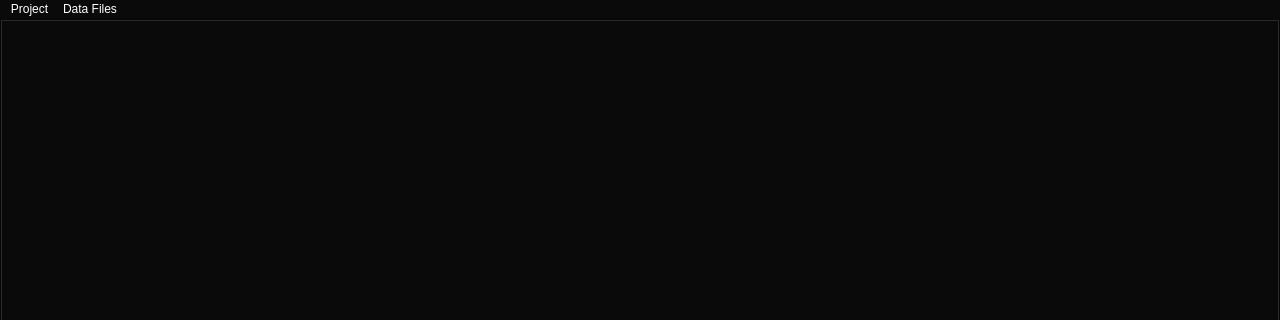
Before: the Qt Designer form Resources/main.ui in mahir1010/MuSeqPose, drawn with Qt 5; both pictures show x 0 to 1280 and y 0 to 320 of the 1280 by 750 pixel window.
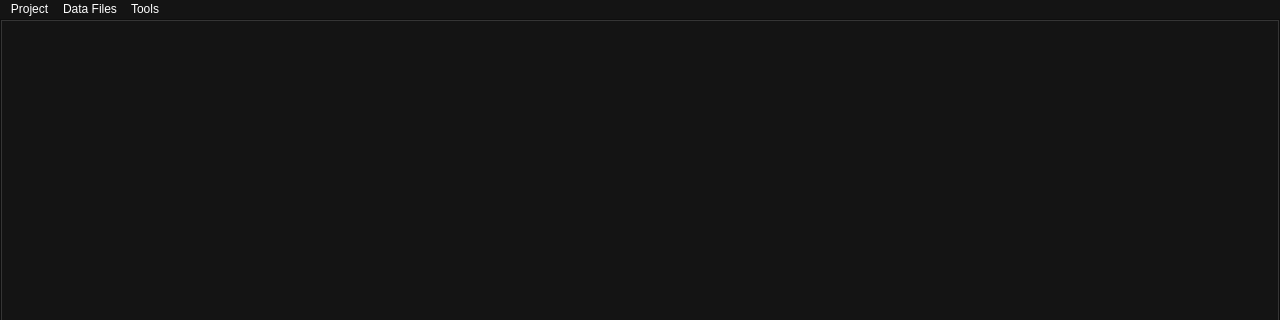
After: the same form once the commit is applied.

What changed in the file:
```diff
--- a/Resources/main.ui
+++ b/Resources/main.ui
@@ -20,7 +20,10 @@
   <property name="styleSheet">
    <string notr="true">QWidget{
 color:#FFF;
-	background-color: rgb(10,10,10);
+	background-color: rgb(20,20,20);
+}
+QWidget:disabled {
+color:#757575;
 }
 QLineEdit,QSlider, QScrollArea, QProgressBar,QSpinBox,QDoubleSpinBox{
 border:1px solid  rgb(40,40,40);
@@ -139,8 +142,25 @@
     <addaction name="actionSave"/>
     <addaction name="actionReload_Files"/>
    </widget>
+   <widget class="QMenu" name="menuTools">
+    <property name="title">
+     <string>Tools</string>
+    </property>
+    <widget class="QMenu" name="menuCalibration">
+     <property name="enabled">
+      <bool>true</bool>
+     </property>
+     <property name="title">
+      <string>Calibration</string>
+     </property>
+     <addaction name="actionCalibration"/>
+     <addaction name="actionImport_DLT_Coefficients"/>
+    </widget>
+    <addaction name="menuCalibration"/>
+   </widget>
    <addaction name="menuProject"/>
    <addaction name="menuData_Files"/>
+   <addaction name="menuTools"/>
   </widget>
   <action name="actionNew">
    <property name="text">
```
Left out of the diff: 13 changed lines with no effect on the pictures.
